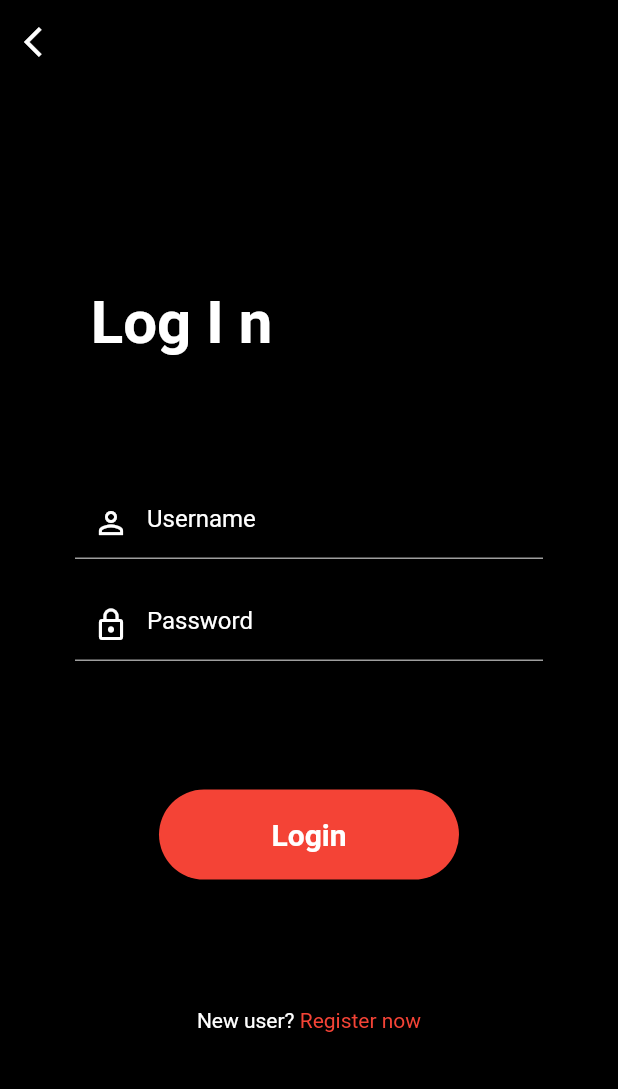
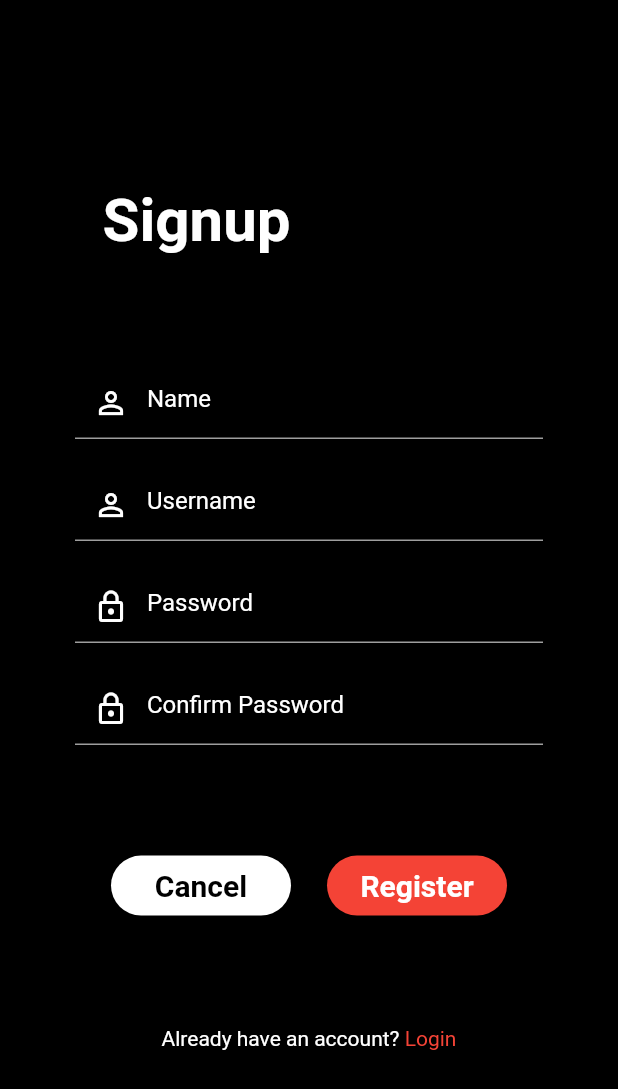
Before and after one commit to mtwabbaxi/food_ordering_app, a Flutter app: the screen it shows after launch, on a phone screen of 412 x 824 dp. Shown: the top 1089 px of the screen. Run offline on Flutter 3.47's test engine with Material 2 defaults, Android fonts, the phone set to English and light mode, and no system bars.

Commit message:
Signup Page

```diff
--- a/lib/main.dart
+++ b/lib/main.dart
@@ -1,5 +1,6 @@
 import 'package:flutter/material.dart';
 import 'package:food_ordering_app/login_page.dart';
+import 'package:food_ordering_app/signup_page.dart';
 import 'package:food_ordering_app/welcome.dart';
 
 void main() {
@@ -15,7 +16,7 @@ class MyApp extends StatelessWidget {
       title: 'Flutter Demo',
       theme: ThemeData(
       ),
-      home: LoginPage(),
+      home: SignupPage(),
     );
   }
 }
--- /dev/null
+++ b/lib/signup_page.dart
@@ -0,0 +1,161 @@
+import 'package:flutter/material.dart';
+
+class SignupPage extends StatelessWidget {
+
+  @override
+  Widget build(BuildContext context) {
+    return Scaffold(
+      backgroundColor: Colors.black,
+
+      body: Container(
+        margin: EdgeInsets.all(50),
+        child: Column(
+          mainAxisAlignment: MainAxisAlignment.spaceEvenly,
+          crossAxisAlignment: CrossAxisAlignment.center,
+          children: [
+            Padding(
+              padding: const EdgeInsets.only(right: 150),
+              child: Text(
+                'Signup',
+                style: TextStyle(
+                  color: Colors.white,
+                  fontSize: 40,
+                  fontWeight: FontWeight.bold
+                ),
+              ),
+            ),
+            Column(
+              children: [
+                TextFormField(
+                  style: TextStyle(
+                    color: Colors.white
+                  ),
+                  decoration: InputDecoration(
+                    prefixIcon: Icon(Icons.person_outline, color: Colors.white,),
+                    hintText: "Name" ,
+                    hintStyle: TextStyle(
+                      color: Colors.white
+                    ),
+                    enabledBorder: UnderlineInputBorder(
+                      borderSide: BorderSide(
+                        color: Colors.grey
+                      )
+                    )
+                  ),
+                ),
+                SizedBox(height: 20),
+                TextFormField(
+                  style: TextStyle(
+                    color: Colors.white
+                  ),
+                  decoration: InputDecoration(
+                    prefixIcon: Icon(Icons.person_outline, color: Colors.white,),
+                    hintText: "Username" ,
+                    hintStyle: TextStyle(
+                      color: Colors.white
+                    ),
+                    enabledBorder: UnderlineInputBorder(
+                      borderSide: BorderSide(
+                        color: Colors.grey
+                      )
+                    )
+                  ),
+                ),
+                SizedBox(height: 20),
+                TextFormField(
+                  obscureText: true,
+                  style: TextStyle(
+                    color: Colors.white
+                  ),
+                  decoration: InputDecoration(
+                    prefixIcon: Icon(Icons.lock_outline, color: Colors.white,),
+                    hintText: "Password",
+                    hintStyle: TextStyle(
+                      color: Colors.white
+                    ),
+                    enabledBorder: UnderlineInputBorder(
+                      borderSide: BorderSide(
+                        color: Colors.grey
+                      )
+                    )
+                  ),
+                ),
+                SizedBox(height: 20),
+                TextFormField(
+                  obscureText: true,
+                  style: TextStyle(
+                    color: Colors.white
+                  ),
+                  decoration: InputDecoration(
+                    prefixIcon: Icon(Icons.lock_outline, color: Colors.white,),
+                    hintText: "Confirm Password",
+                    hintStyle: TextStyle(
+                      color: Colors.white
+                    ),
+                    enabledBorder: UnderlineInputBorder(
+                      borderSide: BorderSide(
+                        color: Colors.grey
+                      )
+                    )
+                  ),
+                ),
+              ],
+            ),
+            Row(
+              mainAxisAlignment: MainAxisAlignment.spaceEvenly,
+              children: [
+                Container(
+                  width: 120,
+                  height: 40,
+                  // ignore: deprecated_member_use
+                  child: RaisedButton(
+                    color: Colors.white,
+                    onPressed: (){},
+                    shape: RoundedRectangleBorder(
+                      borderRadius: BorderRadius.circular(30)
+                    ),
+                    child: Text(
+                      'Cancel',
+                      style: TextStyle(
+                        color: Colors.black,
+                        fontWeight: FontWeight.bold,
+                        fontSize: 20
+                      ),
+                    ),
+                  ),
+                ),
+                Container(
+                  width: 120,
+                  height: 40,
+                  // ignore: deprecated_member_use
+                  child: RaisedButton(
+                    color: Colors.red,
+                    onPressed: (){},
+                    shape: RoundedRectangleBorder(
+                      borderRadius: BorderRadius.circular(30)
+                    ),
+                    child: Text(
+                      'Register',
+                      style: TextStyle(
+                        color: Colors.white,
+                        fontWeight: FontWeight.bold,
+                        fontSize: 20
+                      ),
+                    ),
+                  ),
+                ),
+              ],
+            ),
+            Row(
+              mainAxisAlignment: MainAxisAlignment.center,
+              children: [
+                Text('Already have an account? ', style: TextStyle(color: Colors.white),),
+                Text('Login', style: TextStyle(color: Colors.red),),
+              ],
+            )
+          ],
+        ),
+      ),
+    );
+  }
+}
```
